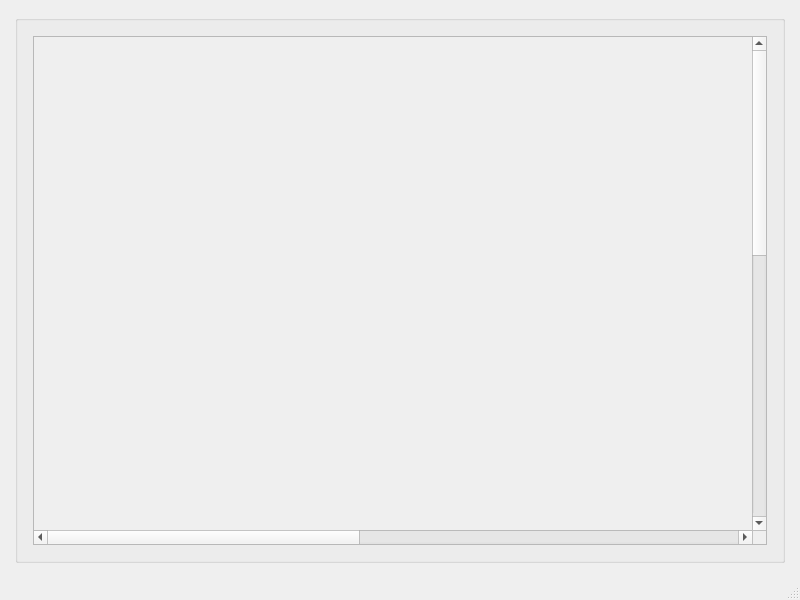
Before: the Qt Designer form fsetoolsGUI/gui/layout/ui/dialog_0101.ui in fuyans/fsetoolsGUI, drawn with Qt 5.
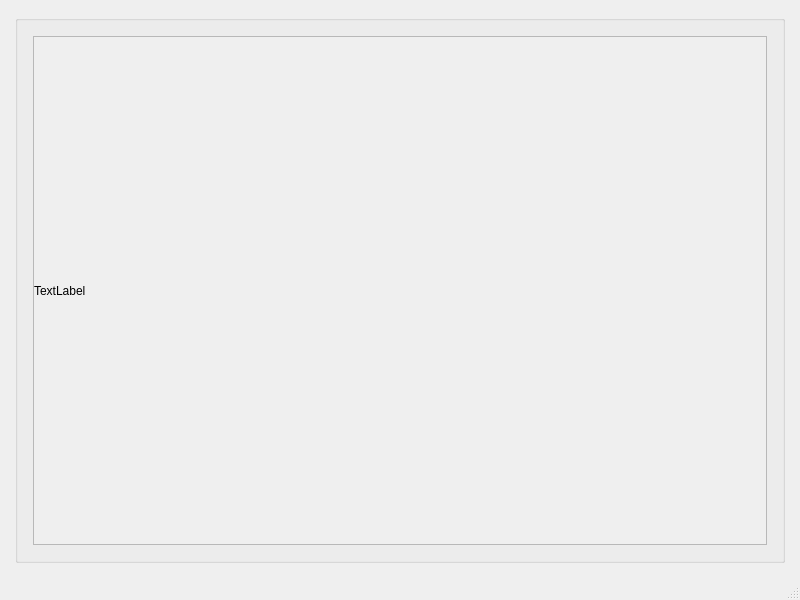
After: the same form once the commit is applied.

Commit message: Expanding content label.

What changed in the file:
```diff
--- a/fsetoolsGUI/gui/layout/ui/dialog_0101.ui
+++ b/fsetoolsGUI/gui/layout/ui/dialog_0101.ui
@@ -73,8 +73,8 @@
            <rect>
             <x>0</x>
             <y>0</y>
-            <width>1588</width>
-            <height>1123</height>
+            <width>736</width>
+            <height>493</height>
            </rect>
           </property>
           <layout class="QGridLayout" name="gridLayout">
@@ -95,16 +95,22 @@
            </property>
            <item row="1" column="0">
             <widget class="QLabel" name="label">
+             <property name="sizePolicy">
+              <sizepolicy hsizetype="Expanding" vsizetype="Expanding">
+               <horstretch>0</horstretch>
+               <verstretch>0</verstretch>
+              </sizepolicy>
+             </property>
              <property name="minimumSize">
               <size>
-               <width>1588</width>
-               <height>1123</height>
+               <width>0</width>
+               <height>0</height>
               </size>
              </property>
              <property name="maximumSize">
               <size>
-               <width>1588</width>
-               <height>1123</height>
+               <width>16777215</width>
+               <height>16777215</height>
               </size>
              </property>
              <property name="text">
```
